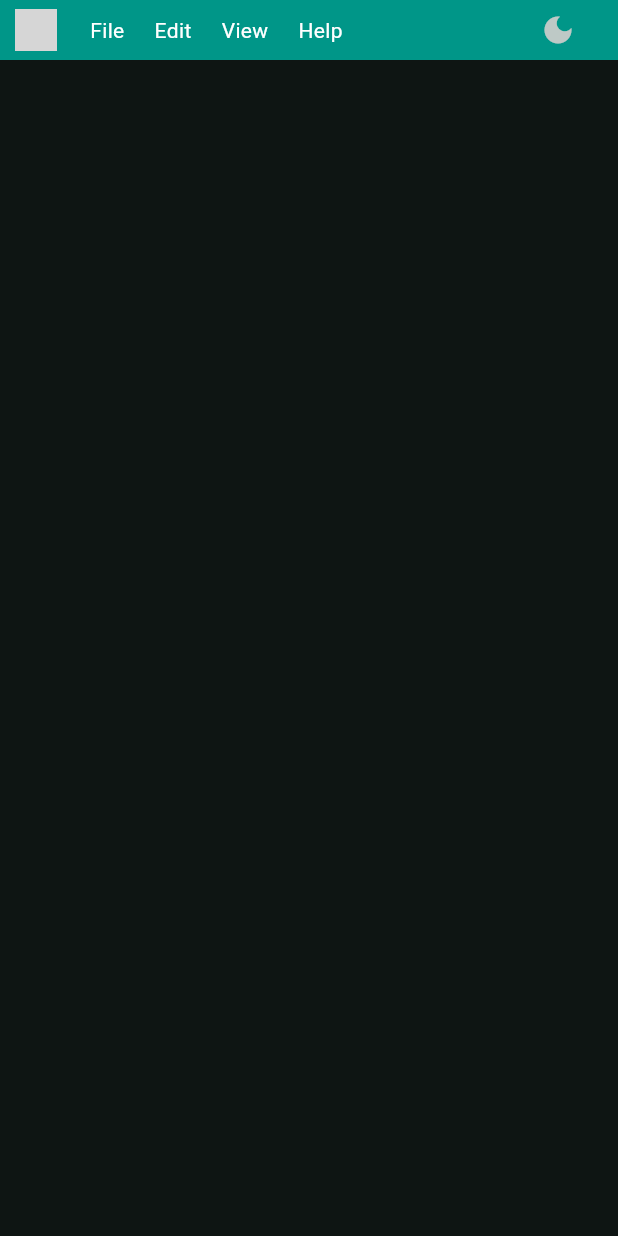
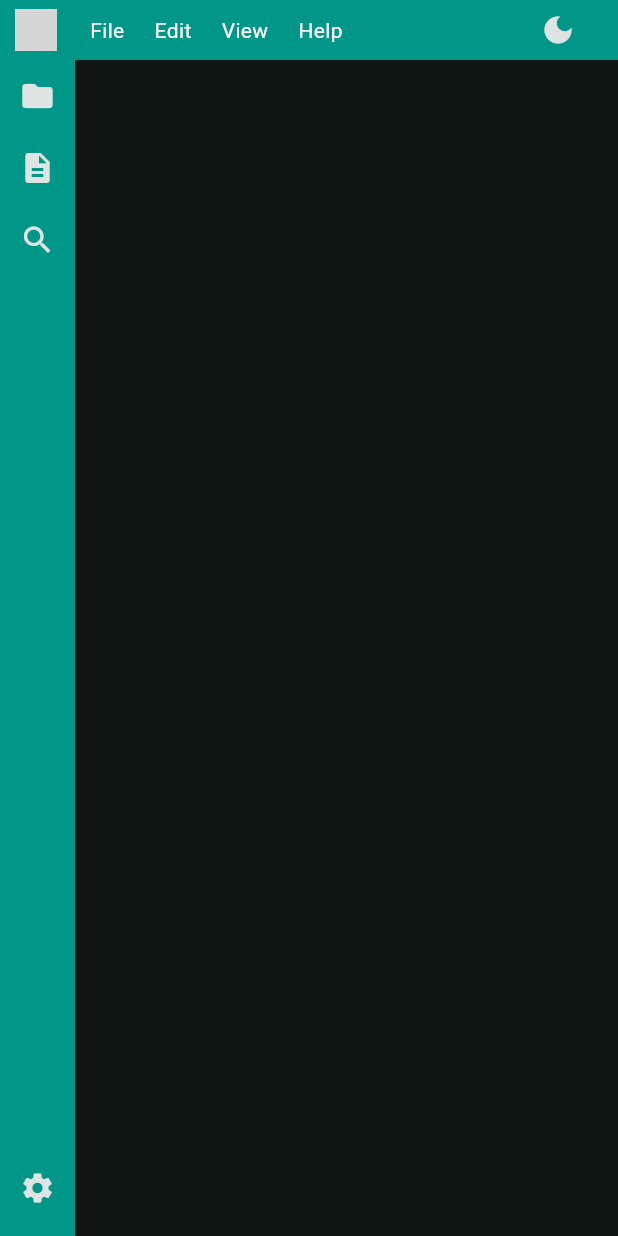
Before and after one commit to Scout2424/PhoneBoard_Project, a Flutter app: the screen it shows after launch, on a phone screen of 412 x 824 dp. Run offline on Flutter 3.47's test engine with Material 3 defaults, Android fonts, the phone set to English and light mode, and no system bars; grey boxes are pictures that could not be loaded.

Commit message:
Version 2.4 : Side Bar added + Buttons Theme of context

```diff
--- a/lib/widgets/home.dart
+++ b/lib/widgets/home.dart
@@ -1,4 +1,5 @@
 import 'package:flutter/material.dart';
+import 'package:flutter_ide/widgets/side_bar.dart';
 import 'package:flutter_ide/widgets/top_bar.dart';
 
 class Home extends StatefulWidget {
@@ -12,7 +13,14 @@ class _HomeState extends State<Home> {
   @override
   Widget build(BuildContext context) {
     return Scaffold(
-      body: SafeArea(child: Column(children: [TopBar()])),
+      body: SafeArea(
+        child: Column(
+          children: [
+            TopBar(),
+            Expanded(child: Row(children: [SideBar()])),
+          ],
+        ),
+      ),
     );
   }
 }
--- /dev/null
+++ b/lib/widgets/side_bar.dart
@@ -0,0 +1,49 @@
+import 'package:flutter/material.dart';
+import 'package:flutter_ide/core/theme/colors.dart';
+
+class SideBar extends StatelessWidget {
+  const SideBar({super.key});
+
+  @override
+  Widget build(BuildContext context) {
+    return Container(
+      width: 50,
+      color: ColorConfig.seedColor,
+      child: Column(
+        mainAxisAlignment: MainAxisAlignment.spaceBetween,
+        children: [
+          // === TOP ICONS ===
+          Column(
+            children: [
+              IconButton(
+                icon: const Icon(Icons.folder),
+                color: Theme.of(context).colorScheme.onSurface,
+                onPressed: () {},
+              ),
+              IconButton(
+                icon: const Icon(Icons.description),
+                color: Theme.of(context).colorScheme.onSurface,
+                onPressed: () {},
+              ),
+              IconButton(
+                icon: const Icon(Icons.search),
+                color: Theme.of(context).colorScheme.onSurface,
+                onPressed: () {},
+              ),
+            ],
+          ),
+
+          // === SETTINGS AT BOTTOM ===
+          Padding(
+            padding: const EdgeInsets.only(bottom: 8.0),
+            child: IconButton(
+              icon: const Icon(Icons.settings),
+              color: Theme.of(context).colorScheme.onSurface,
+              onPressed: () {},
+            ),
+          ),
+        ],
+      ),
+    );
+  }
+}
--- a/lib/widgets/top_bar.dart
+++ b/lib/widgets/top_bar.dart
@@ -42,6 +42,7 @@ class _TopBarState extends State<TopBar> {
           // === BRIGHTNESS BUTTON (right side) ===
           IconButton(
             tooltip: "Toggle Brightness",
+            color: Theme.of(context).colorScheme.onSurface,
             onPressed: () {
               brightnessNotifier.value = !brightnessNotifier.value;
             },
```
